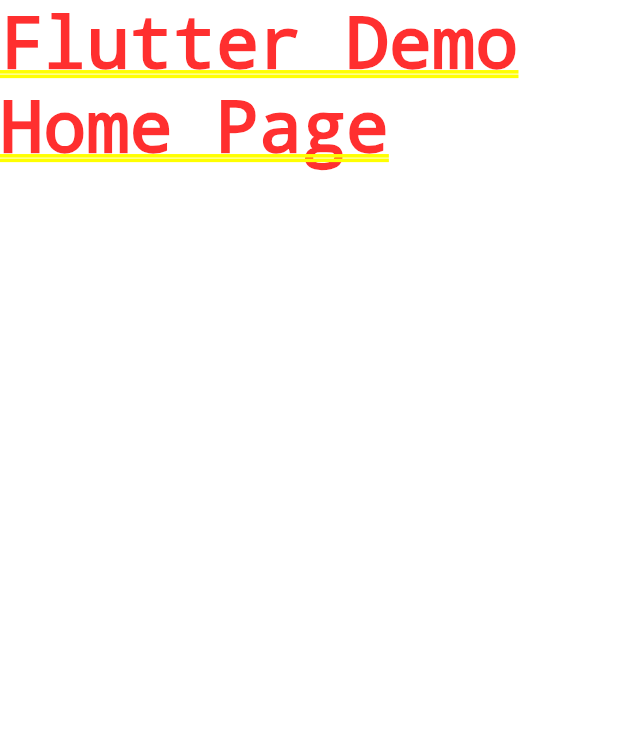
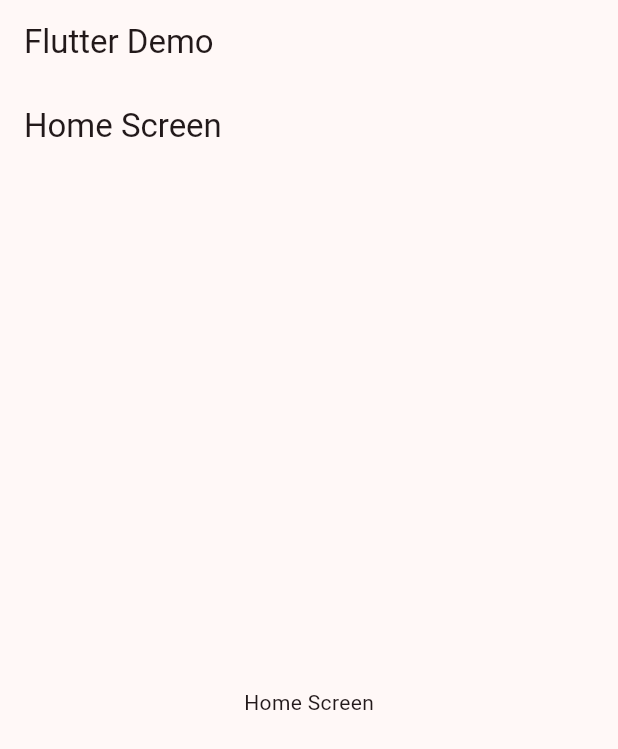
Before and after one commit to DaisyGeraldine/widgets_app, a Flutter app: the screen it shows after launch, on a phone screen of 412 x 824 dp. Shown: the top 749 px of the screen. Run offline on Flutter 3.47's test engine with Material 2 defaults, Android fonts, the phone set to English and light mode, and no system bars.

```diff
--- /dev/null
+++ b/lib/config/theme/app_theme.dart
@@ -0,0 +1,58 @@
+import 'package:flutter/material.dart';
+
+List<Color> colorList = [
+  Colors.black,
+  Colors.red,
+  Colors.green,
+  Colors.blue,
+  Colors.yellow,
+  Colors.pink,
+  Colors.purple,
+  Colors.orange,
+  Colors.teal,
+  Colors.cyan,
+  Colors.brown,
+  Colors.grey,
+  Colors.blueGrey,
+  Colors.lime,
+  Colors.indigo,
+  Colors.amber,
+  Colors.lightBlue,
+  Colors.lightGreen,
+  Colors.deepOrange,
+  Colors.deepPurple,
+  Colors.deepPurpleAccent,
+  Colors.lightBlueAccent,
+  Colors.lightGreenAccent,
+  Colors.redAccent,
+  Colors.yellowAccent,
+  Colors.pinkAccent,
+  Colors.purpleAccent,
+  Colors.orangeAccent,
+  Colors.tealAccent,
+  Colors.cyanAccent,
+  Colors.brown,
+  Colors.grey,
+  Colors.blueGrey,
+  Colors.lime,
+  Colors.indigo,
+  Colors.amber,
+  Colors.lightBlue,
+  Colors.lightGreen,
+];
+
+class Apptheme {
+  final int selectedColor;
+
+  Apptheme({
+    this.selectedColor = 0,
+  }):
+  assert(selectedColor >= 0, 'selectedColor must be greater or equals than 0'),
+  assert(selectedColor < colorList.length, 'selectedColor must be less than ${colorList.length}');
+
+  ThemeData getTheme() => ThemeData(
+    useMaterial3: true,
+    brightness: Brightness.light,
+    colorSchemeSeed: colorList[selectedColor],
+  );
+}
--- a/lib/main.dart
+++ b/lib/main.dart
@@ -1,4 +1,7 @@
 import 'package:flutter/material.dart';
+import 'package:widgets_app/config/theme/app_theme.dart';
+import 'package:widgets_app/presentation/screens/home/home_screen.dart';
+import 'package:widgets_app/scroll.dart';
 
 void main() {
   runApp(const MyApp());
@@ -11,13 +14,17 @@ class MyApp extends StatelessWidget {
   @override
   Widget build(BuildContext context) {
     return MaterialApp(
-      debugShowCheckedModeBanner: true,
+      debugShowCheckedModeBanner: false,
       title: 'Flutter Demo',
-      theme: ThemeData(
-        colorScheme: ColorScheme.fromSeed(seedColor: Colors.deepPurple),
-        useMaterial3: true,
-      ),
-      home: Text('Flutter Demo Home Page'),
+      theme: Apptheme(selectedColor: 5).getTheme(),
+      home: Scaffold(
+        appBar: AppBar(
+          title: const Text('Flutter Demo'),
+        ),
+        body: Center(
+          child: HomeScreen(),
+          ),
+        ),
     );
   }
 }
--- /dev/null
+++ b/lib/presentation/screens/home/home_screen.dart
@@ -0,0 +1,17 @@
+import 'package:flutter/material.dart';
+
+class HomeScreen extends StatelessWidget {
+  const HomeScreen({super.key});
+
+  @override
+  Widget build(BuildContext context) {
+    return Scaffold(
+      appBar: AppBar(
+        title: const Text('Home Screen'),
+      ),
+      body: const Center(
+        child: Text('Home Screen'),
+      ),
+    );
+  }
+}
```
Also changed, not shown: lib/config/menu/menu_item.dart (added, +45 -0 lines), lib/scroll.dart (added, +65 -0 lines).
